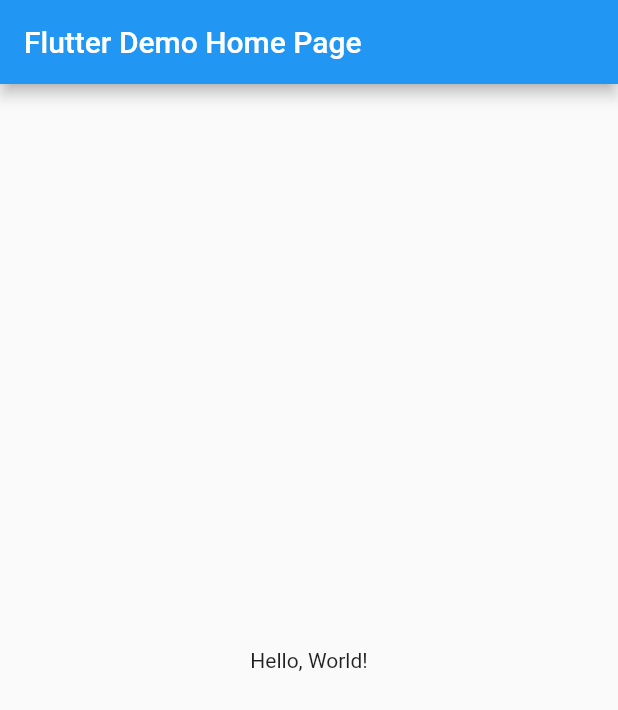
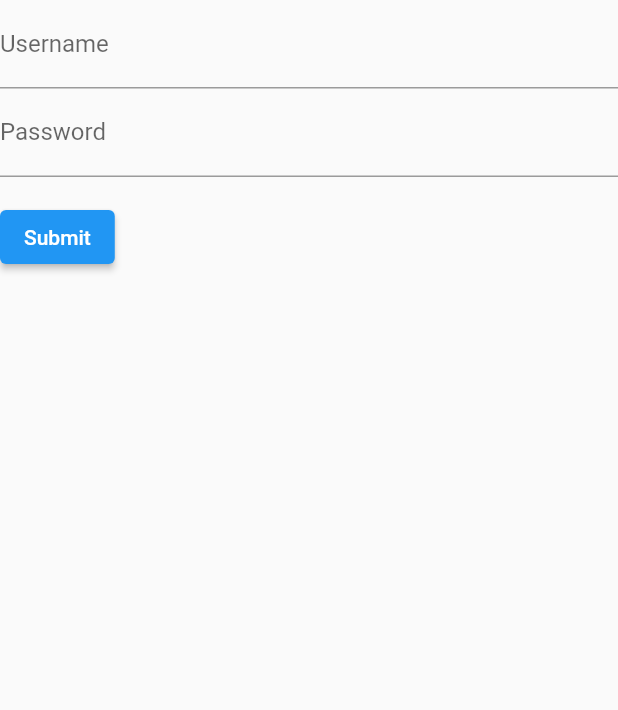
Before and after one commit to m4rxhs-cyber/widget_form_flutter, a Flutter app: the screen it shows after launch, on a phone screen of 412 x 824 dp. Shown: the top 710 px of the screen. Run offline on Flutter 3.47's test engine with Material 2 defaults, Android fonts, the phone set to English and light mode, and no system bars.

Commit message:
criacao da tela de login

```diff
--- a/lib/main.dart
+++ b/lib/main.dart
@@ -1,41 +1,85 @@
 import 'package:flutter/material.dart';
 
-void main() => runApp(MyApp());
+void main() => runApp(const MyApp());
 
 class MyApp extends StatelessWidget {
-  // This widget is the root of your application.
+  const MyApp({super.key});
+
   @override
   Widget build(BuildContext context) {
     return MaterialApp(
-      // Application name
-      title: 'Flutter Hello World',
-      // Application theme data, you can set the colors for the application as
-      // you want
-      theme: ThemeData(
-        primarySwatch: Colors.blue,
+        home: Scaffold(
+          body: const MyStatefulWidget(),
+        ),
+        routes: <String, WidgetBuilder>{
+          '/a': (BuildContext context) => MyPage(),
+        });
+  }
+}
+
+class MyStatefulWidget extends StatefulWidget {
+  const MyStatefulWidget({super.key});
+
+  @override
+  State<MyStatefulWidget> createState() => _MyStatefulWidgetState();
+}
+
+class _MyStatefulWidgetState extends State<MyStatefulWidget> {
+  final GlobalKey<FormState> _formKey = GlobalKey<FormState>();
+
+  @override
+  Widget build(BuildContext context) {
+    return Form(
+      key: _formKey,
+      child: Column(
+        crossAxisAlignment: CrossAxisAlignment.start,
+        children: <Widget>[
+          TextFormField(
+            decoration: const InputDecoration(
+              labelText: 'Username',
+            ),
+            validator: (String? value) {
+              if (value == null || value.isEmpty) {
+                return 'Por favor digite o seu username';
+              }
+              return null;
+            },
+          ),
+          TextFormField(
+            obscureText: true,
+            decoration: const InputDecoration(
+              labelText: 'Password',
+            ),
+            validator: (String? value) {
+              if (value == null || value.isEmpty) {
+                return 'Por favor digite a sua senha!';
+              }
+              return null;
+            },
+          ),
+          Padding(
+            padding: const EdgeInsets.symmetric(vertical: 16.0),
+            child: ElevatedButton(
+              onPressed: () {
+                // Validate will return true if the form is valid, or false if
+                // the form is invalid.
+                if (_formKey.currentState!.validate()) {
+                  Navigator.pushNamed(context, '/a');
+                }
+              },
+              child: const Text('Submit'),
+            ),
+          ),
+        ],
       ),
-      // A widget which will be started on application startup
-      home: MyHomePage(title: 'Flutter Demo Home Page'),
     );
   }
 }
 
-class MyHomePage extends StatelessWidget {
-  final String title;
-  const MyHomePage({Key? key, required this.title}) : super(key: key);
+class MyPage extends StatelessWidget {
+  const MyPage({super.key});
 
-  @override
   Widget build(BuildContext context) {
-    return Scaffold(
-      appBar: AppBar(
-        // The title text which will be shown on the action bar
-        title: Text(title),
-      ),
-      body: Center(
-        child: Text(
-          'Hello, World!',
-        ),
-      ),
-    );
+    return Scaffold(body: Text('Logado'));
   }
 }
--- a/pubspec.yaml
+++ b/pubspec.yaml
@@ -14,7 +14,7 @@ description: A new Flutter project.
 version: 1.0.0+1
 
 environment:
-  sdk: ">=2.12.0 <3.0.0"
+  sdk: ">=2.17.0 <3.0.0"
 
 dependencies:
   flutter:
```
